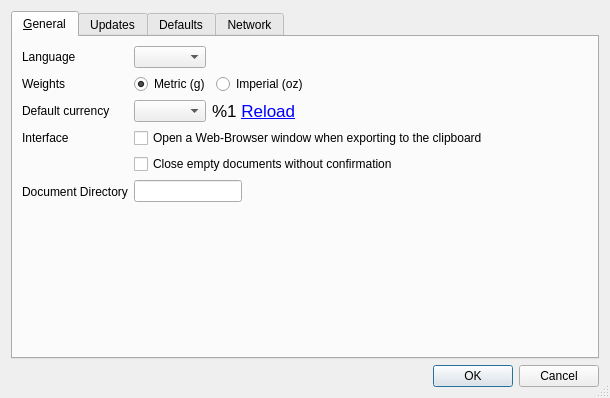
This is src/settingsdialog.ui in rgriebl/brickstore as Qt 5 draws it before an edit. The edited form follows.
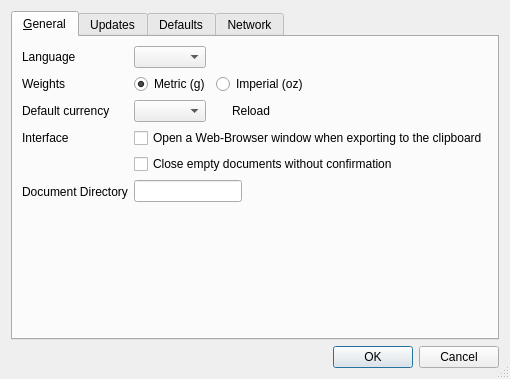
This is the edited form. Icons and pictures are not drawn.

```diff
--- a/src/settingsdialog.ui
+++ b/src/settingsdialog.ui
@@ -6,8 +6,8 @@
    <rect>
     <x>0</x>
     <y>0</y>
-    <width>610</width>
-    <height>398</height>
+    <width>464</width>
+    <height>341</height>
    </rect>
   </property>
   <property name="windowTitle">
@@ -108,14 +108,33 @@
           <item>
            <widget class="QLabel" name="w_currency_status">
             <property name="text">
-             <string>&lt;!DOCTYPE HTML PUBLIC &quot;-//W3C//DTD HTML 4.0//EN&quot; &quot;http://www.w3.org/TR/REC-html40/strict.dtd&quot;&gt;
-&lt;html&gt;&lt;head&gt;&lt;meta name=&quot;qrichtext&quot; content=&quot;1&quot; /&gt;&lt;style type=&quot;text/css&quot;&gt;
-p, li { white-space: pre-wrap; }
-&lt;/style&gt;&lt;/head&gt;&lt;body style=&quot; font-family:'Lucida Grande'; font-size:13pt; font-weight:400; font-style:normal;&quot;&gt;
-&lt;p style=&quot; margin-top:0px; margin-bottom:0px; margin-left:0px; margin-right:0px; -qt-block-indent:0; text-indent:0px;&quot;&gt;%1 &lt;a href=&quot;app://reload&quot;&gt;&lt;span style=&quot; text-decoration: underline; color:#0000ff;&quot;&gt;Reload&lt;/span&gt;&lt;/a&gt;&lt;/p&gt;&lt;/body&gt;&lt;/html&gt;</string>
+             <string/>
             </property>
             <property name="textFormat">
-             <enum>Qt::RichText</enum>
+             <enum>Qt::AutoText</enum>
+            </property>
+           </widget>
+          </item>
+          <item>
+           <widget class="QToolButton" name="w_currency_update">
+            <property name="toolTip">
+             <string>Reload cross rates from the ECB</string>
+            </property>
+            <property name="text">
+             <string>Reload</string>
+            </property>
+            <property name="icon">
+             <iconset resource="brickstore.qrc">
+              <normaloff>:/images/reload.png</normaloff>:/images/reload.png</iconset>
+            </property>
+            <property name="iconSize">
+             <size>
+              <width>22</width>
+              <height>22</height>
+             </size>
+            </property>
+            <property name="autoRaise">
+             <bool>true</bool>
             </property>
            </widget>
           </item>
```
Left out of the diff: 4 changed lines with no effect on the pictures.
